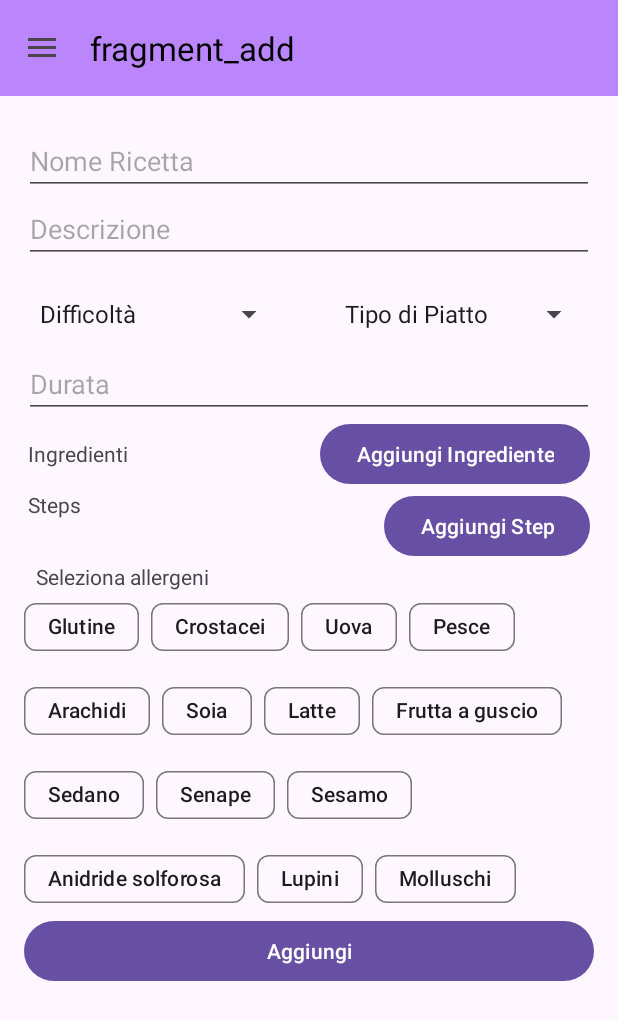
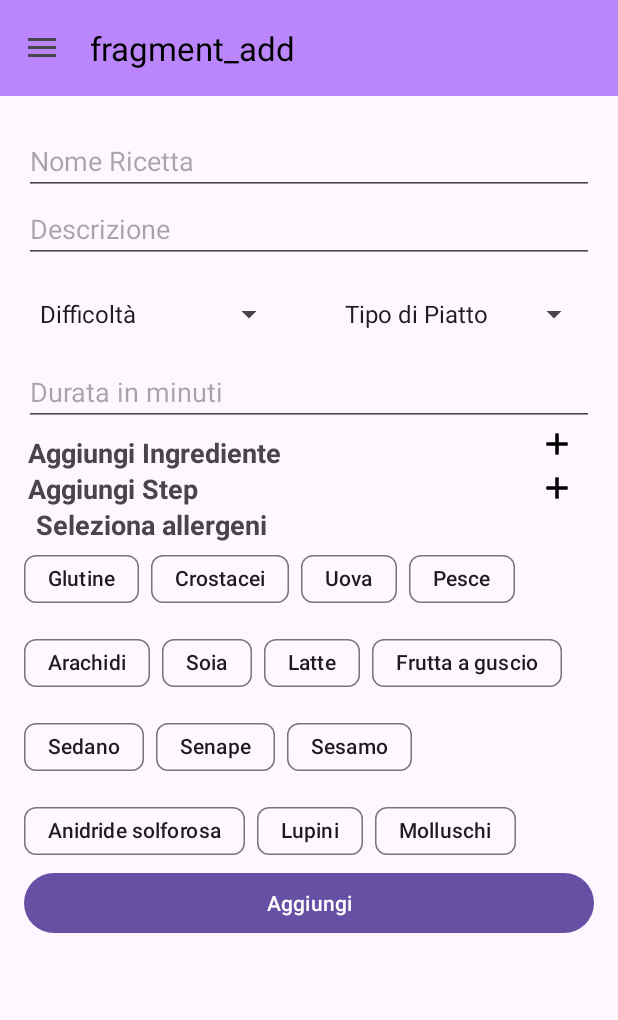
Before and after one commit to tinoLegend03/cookbook_v2, an Android app: the AddFragment screen opened through its navigation route, on a phone screen of 412 x 824 dp. Shown: the top 1020 px of the screen. Run offline under Robolectric (Android 15) with nearby library versions, the phone set to English and light mode, and no system bars; our stand-ins replace Room's generated code, navigation-ui.

Commit message:
Creato impostazioni (devo metterci la dark mode, ma ho iniziato). Sistemato qualcosa in add fragment_add.xml

```diff
--- a/app/build.gradle
+++ b/app/build.gradle
@@ -68,6 +68,9 @@ dependencies {
     implementation "androidx.lifecycle:lifecycle-common-java8:2.9.0"
     implementation "androidx.lifecycle:lifecycle-viewmodel-ktx:2.9.0"
 
+    //preferences
+    implementation("androidx.preference:preference-ktx:1.2.0")
+
     //Kotlin components
     implementation "org.jetbrains.kotlin:kotlin-stdlib-jdk7:1.3.72"
     api "org.jetbrains.kotlinx:kotlinx-coroutines-core:1.3.5"
--- a/app/src/main/java/com/project/roomdb_replica_ufficiale/fragments/home/HomeFragment.kt
+++ b/app/src/main/java/com/project/roomdb_replica_ufficiale/fragments/home/HomeFragment.kt
@@ -77,6 +77,10 @@ class HomeFragment : Fragment() {
             Toast.makeText(context, "No need permission", Toast.LENGTH_SHORT).show()
         }
 
+        binding.btnSettings.setOnClickListener {
+            findNavController().navigate(R.id.action_homeFragment_to_settingsFragment)
+        }
+
         return binding.root
     }
     override fun onDestroyView() {
--- a/app/src/main/res/layout/fragment_add.xml
+++ b/app/src/main/res/layout/fragment_add.xml
@@ -79,24 +79,33 @@
             android:inputType="number"
             android:autofillHints="username"
             app:layout_constraintTop_toBottomOf="@id/addRecipeCategory_et"
-            app:layout_constraintStart_toStartOf="@id/guideline_start_vertical" />
+            app:layout_constraintStart_toStartOf="@id/guideline_start_vertical"
+            android:layout_marginTop="5dp"
+            />
 
         <TextView
             android:id="@+id/textIngredienti"
             android:layout_width="wrap_content"
             android:layout_height="wrap_content"
-            android:text="@string/ingredienti"
+            android:text="@string/aggiungi_ingrediente"
+            android:textSize="18sp"
+            android:layout_marginTop="5dp"
             app:layout_constraintTop_toBottomOf="@id/addDuration_et"
             app:layout_constraintStart_toStartOf="@id/guideline_start_vertical"
-            app:layout_constraintBaseline_toBaselineOf="@id/addIngredientBtn"/>
+            android:textStyle="bold"/>
 
-        <Button
+
+        <ImageButton
             android:id="@+id/addIngredientBtn"
             android:layout_width="wrap_content"
             android:layout_height="wrap_content"
-            android:text="@string/aggiungi_ingrediente"
+            android:contentDescription="@string/aggiungi_ingrediente"
+            android:src="@drawable/ic_add"
+            android:background="@drawable/ic_add"
             app:layout_constraintTop_toBottomOf="@id/addDuration_et"
-            app:layout_constraintEnd_toEndOf="@id/guideline_end_vertical" />
+            app:layout_constraintEnd_toEndOf="@id/guideline_end_vertical"
+            android:layout_marginEnd="10dp"
+            />
 
         <androidx.recyclerview.widget.RecyclerView
             android:id="@+id/ingredientContainer"
@@ -110,20 +119,29 @@
 
 
         <TextView
+            android:layout_marginTop="5dp"
             android:id="@+id/textSteps"
             android:layout_width="wrap_content"
             android:layout_height="wrap_content"
-            android:text="@string/steps"
+            android:text="@string/aggiungi_step"
+            android:textSize="18sp"
             app:layout_constraintTop_toBottomOf="@id/ingredientContainer"
-            app:layout_constraintStart_toStartOf="@id/guideline_start_vertical" />
+            app:layout_constraintStart_toStartOf="@id/guideline_start_vertical"
+            android:textStyle="bold"/>
 
-        <Button
+
+        <ImageButton
+            android:layout_marginTop="5dp"
             android:id="@+id/addStepBtn"
             android:layout_width="wrap_content"
             android:layout_height="wrap_content"
-            android:text="@string/aggiungi_step"
+            android:contentDescription="@string/aggiungi_step"
+            android:src="@drawable/ic_add"
+            android:background="@drawable/ic_add"
             app:layout_constraintTop_toBottomOf="@id/ingredientContainer"
-            app:layout_constraintEnd_toEndOf="@id/guideline_end_vertical" />
+            app:layout_constraintEnd_toEndOf="@id/guideline_end_vertical"
+            android:layout_marginEnd="10dp" />
+
 
         <androidx.recyclerview.widget.RecyclerView
             android:id="@+id/stepContainer"
@@ -142,7 +160,9 @@
             android:text="@string/seleziona_allergeni"
             app:layout_constraintTop_toBottomOf="@id/stepContainer"
             app:layout_constraintStart_toStartOf="@id/guideline_start_vertical"
-            android:layout_marginStart="5dp" />
+            android:layout_marginStart="5dp"
+            android:textSize="18sp"
+            android:textStyle="bold"/>
 
         <com.google.android.material.chip.ChipGroup
             android:id="@+id/chipGroupAllergeni"
--- a/app/src/main/res/navigation/my_nav.xml
+++ b/app/src/main/res/navigation/my_nav.xml
@@ -18,7 +18,11 @@
             app:destination="@id/addFragment" />
         <action
             android:id="@+id/action_homeFragment_to_detailFragment"
-            app:destination="@id/detailFragment" />
+            app:destination="@id/detailFragment"/>
+        <action
+            android:id="@+id/action_homeFragment_to_settingsFragment"
+            app:destination="@id/settingsFragment" />
+
     </fragment>
     <fragment
         android:id="@+id/listFragment"
@@ -93,5 +97,10 @@
             app:destination="@id/listFragment"
             app:popUpTo="@id/homeFragment"/>
     </fragment>
+    <fragment
+        android:name="com.project.roomdb_replica_ufficiale.fragments.settings.SettingsFragment"
+        android:id="@+id/settingsFragment"
+        android:label="fragment_settings"
+        />
 
 </navigation>
--- a/app/src/main/res/values/arrays.xml
+++ b/app/src/main/res/values/arrays.xml
@@ -14,4 +14,10 @@
         <item>Contorno</item>
         <item>Dessert</item>
     </string-array>
+
+    <string-array name="choose_theme">
+        <item>Light mode</item>
+        <item>Dark mode</item>
+        <item>System</item>
+    </string-array>
 </resources>
--- a/app/src/main/res/values/strings.xml
+++ b/app/src/main/res/values/strings.xml
@@ -15,7 +15,7 @@
     <string name="descrizione">Descrizione</string>
     <string name="livello">Livello</string>
     <string name="categoria">Categoria</string>
-    <string name="durata">Durata</string>
+    <string name="durata">Durata in minuti</string>
     <string name="ingredienti">Ingredienti</string>
     <string name="aggiungi_ingrediente">Aggiungi Ingrediente</string>
     <string name="steps">Steps</string>
```
Also changed, not shown: app/src/main/java/com/project/roomdb_replica_ufficiale/fragments/settings/SettingsFragment.kt (added, +20 -0 lines), app/src/main/res/layout/fragment_home.xml (+43 -25 lines), app/src/main/res/xml/preferences.xml (added, +14 -0 lines).
